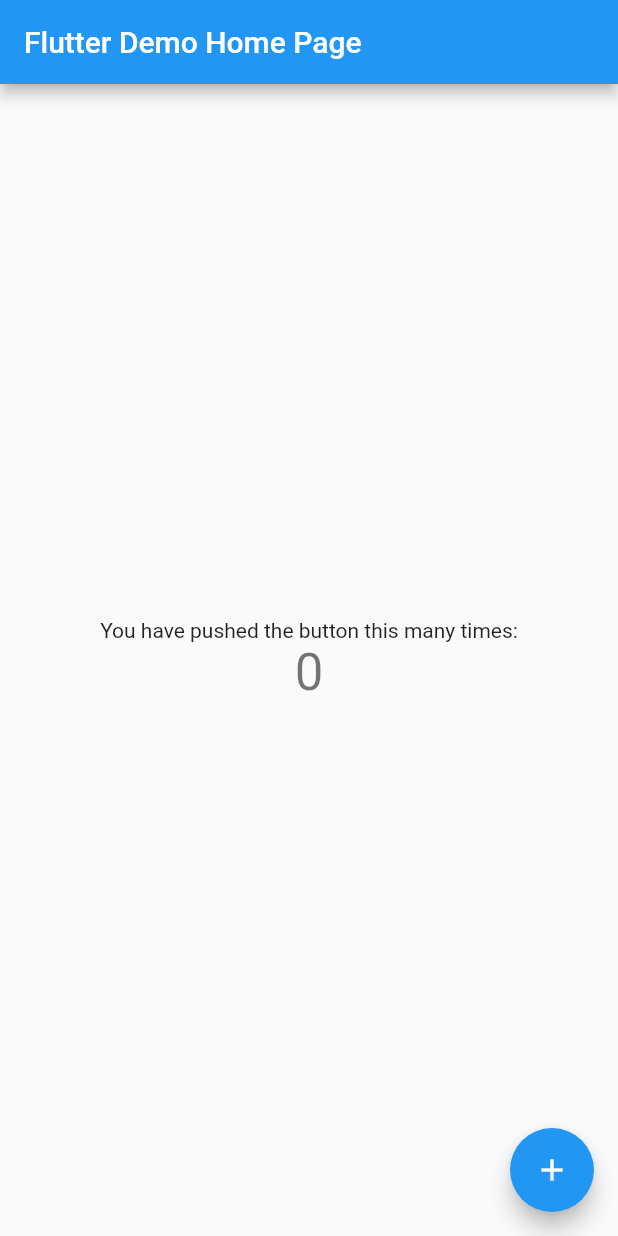
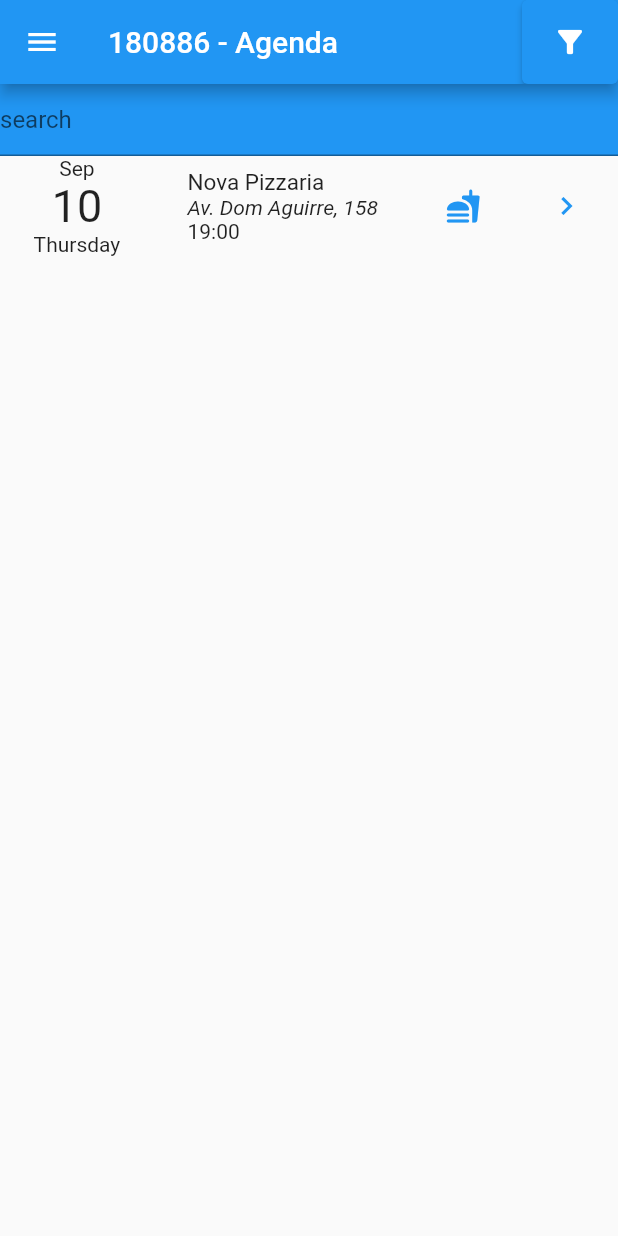
Before and after one commit to Ratanky/agenda_sub_mobile, a Flutter app: the screen it shows after launch, on a phone screen of 412 x 824 dp. Run offline on Flutter 3.47's test engine with Material 2 defaults, Android fonts, the phone set to English and light mode, and no system bars.

```diff
--- a/lib/main.dart
+++ b/lib/main.dart
@@ -1,113 +1,196 @@
 import 'package:flutter/material.dart';
+import 'package:intl/intl.dart';
 
 void main() {
-  runApp(MyApp());
+  runApp(MaterialApp(
+    home: Home(),
+  ));
 }
 
-class MyApp extends StatelessWidget {
-  // This widget is the root of your application.
+class Home extends StatefulWidget {
+  const Home({Key? key}) : super(key: key);
+
+  @override
+  _HomeState createState() => _HomeState();
+}
+
+class _HomeState extends State<Home> {
+  bool _filterShow = false;
+
+  List events = [Event1(), Event2()];
+
   @override
   Widget build(BuildContext context) {
-    return MaterialApp(
-      title: 'Flutter Demo',
-      theme: ThemeData(
-        // This is the theme of your application.
-        //
-        // Try running your application with "flutter run". You'll see the
-        // application has a blue toolbar. Then, without quitting the app, try
-        // changing the primarySwatch below to Colors.green and then invoke
-        // "hot reload" (press "r" in the console where you ran "flutter run",
-        // or simply save your changes to "hot reload" in a Flutter IDE).
-        // Notice that the counter didn't reset back to zero; the application
-        // is not restarted.
-        primarySwatch: Colors.blue,
+    return Scaffold(
+      appBar: AppBar(
+        title: Text("180886 - Agenda"),
+        actions: <Widget>[
+          ElevatedButton(
+            child: Icon(Icons.filter_alt, color: Colors.white),
+            onPressed: () {
+              setState(() {
+                _filterShow = !_filterShow;
+              });
+            },
+          ),
+        ],
       ),
-      home: MyHomePage(title: 'Flutter Demo Home Page'),
+      drawer: Drawer(
+        child: ListView(
+          padding: EdgeInsets.zero,
+          children: <Widget>[
+            DrawerHeader(
+              child: Row(
+                children: [
+                  Text("180886 - Agenda"),
+                  Text("Rene do Nascimento Correa")
+                ],
+              ),
+            )
+          ],
+        ),
+      ),
+      body: Container(
+        child: Column(
+          children: [
+            Visibility(
+                visible: _filterShow,
+                child: Container(
+                  color: Colors.black87,
+                  child: Row(
+                    mainAxisAlignment: MainAxisAlignment.spaceEvenly,
+                    children: [
+                      Column(
+                        children: [
+                          ElevatedButton(
+                              child:
+                                  Icon(Icons.local_movies, color: Colors.white),
+                              onPressed: () {},
+                              style: ElevatedButton.styleFrom(
+                                  shape: new CircleBorder())),
+                          Text(
+                            "Cinema",
+                            style: TextStyle(color: Colors.white),
+                          ),
+                        ],
+                      ),
+                      Column(
+                        children: [
+                          ElevatedButton(
+                              child: Icon(Icons.sports_basketball_rounded,
+                                  color: Colors.white),
+                              onPressed: () {},
+                              style: ElevatedButton.styleFrom(
+                                  shape: new CircleBorder())),
+                          Text(
+                            "Esports",
+                            style: TextStyle(color: Colors.white),
+                          ),
+                        ],
+                      ),
+                      Column(
+                        children: [
+                          ElevatedButton(
+                              child: Icon(Icons.music_note_rounded,
+                                  color: Colors.white),
+                              onPressed: () {},
+                              style: ElevatedButton.styleFrom(
+                                  shape: new CircleBorder())),
+                          Text(
+                            "Musica",
+                            style: TextStyle(color: Colors.white),
+                          ),
+                        ],
+                      ),
+                      Column(
+                        children: [
+                          ElevatedButton(
+                              child: Icon(Icons.fastfood_rounded,
+                                  color: Colors.white),
+                              onPressed: () {},
+                              style: ElevatedButton.styleFrom(
+                                  shape: new CircleBorder())),
+                          Text(
+                            "Comida",
+                            style: TextStyle(color: Colors.white),
+                          ),
+                        ],
+                      ),
+                    ],
+                  ),
+                )),
+            Container(
+              color: Colors.blue,
+              child: Row(
+                mainAxisAlignment: MainAxisAlignment.center,
+                children: <Widget>[
+                  Expanded(
+                    child: TextField(
+                      decoration: InputDecoration(
+                        hintText: "search",
+                      ),
+                    ),
+                  ),
+                ],
+              ),
+            ),
+            Column(
+              children: [
+                Row(
+                  mainAxisAlignment: MainAxisAlignment.spaceAround,
+                  children: [
+                    Column(
+                      children: <Widget>[
+                        Text(
+                          DateFormat('MMM').format(Event1().date),
+                          style: TextStyle(fontSize: 14),
+                        ),
+                        Text(
+                          Event1().date.day.toString(),
+                          style: TextStyle(fontSize: 30),
+                        ),
+                        Text(
+                          DateFormat('EEEE').format(Event1().date),
+                          style: TextStyle(fontSize: 14),
+                        ),
+                      ],
+                    ),
+                    Column(
+                      crossAxisAlignment: CrossAxisAlignment.start,
+                      children: [
+                        Text(Event1().title, style: TextStyle(fontSize: 15)),
+                        Text(Event1().place,
+                            style: TextStyle(
+                                fontSize: 14, fontStyle: FontStyle.italic)),
+                        Text(Event1().time, style: TextStyle(fontSize: 14))
+                      ],
+                    ),
+                    Icon(Icons.fastfood_rounded, color: Colors.blue),
+                    Icon(Icons.keyboard_arrow_right_outlined,
+                        color: Colors.blue),
+                  ],
+                )
+              ],
+            ),
+          ],
+        ),
+      ),
     );
   }
 }
 
-class MyHomePage extends StatefulWidget {
-  MyHomePage({Key? key, required this.title}) : super(key: key);
-
-  // This widget is the home page of your application. It is stateful, meaning
-  // that it has a State object (defined below) that contains fields that affect
-  // how it looks.
-
-  // This class is the configuration for the state. It holds the values (in this
-  // case the title) provided by the parent (in this case the App widget) and
-  // used by the build method of the State. Fields in a Widget subclass are
-  // always marked "final".
-
-  final String title;
-
-  @override
-  _MyHomePageState createState() => _MyHomePageState();
+class Event1 {
+  var title = "Nova Pizzaria";
+  var date = DateTime.utc(2020, 9, 10);
+  var type = "Comida";
+  var place = "Av. Dom Aguirre, 158";
+  var time = "19:00";
 }
 
-class _MyHomePageState extends State<MyHomePage> {
-  int _counter = 0;
-
-  void _incrementCounter() {
-    setState(() {
-      // This call to setState tells the Flutter framework that something has
-      // changed in this State, which causes it to rerun the build method below
-      // so that the display can reflect the updated values. If we changed
-      // _counter without calling setState(), then the build method would not be
-      // called again, and so nothing would appear to happen.
-      _counter++;
-    });
-  }
-
-  @override
-  Widget build(BuildContext context) {
-    // This method is rerun every time setState is called, for instance as done
-    // by the _incrementCounter method above.
-    //
-    // The Flutter framework has been optimized to make rerunning build methods
-    // fast, so that you can just rebuild anything that needs updating rather
-    // than having to individually change instances of widgets.
-    return Scaffold(
-      appBar: AppBar(
-        // Here we take the value from the MyHomePage object that was created by
-        // the App.build method, and use it to set our appbar title.
-        title: Text(widget.title),
-      ),
-      body: Center(
-        // Center is a layout widget. It takes a single child and positions it
-        // in the middle of the parent.
-        child: Column(
-          // Column is also a layout widget. It takes a list of children and
-          // arranges them vertically. By default, it sizes itself to fit its
-          // children horizontally, and tries to be as tall as its parent.
-          //
-          // Invoke "debug painting" (press "p" in the console, choose the
-          // "Toggle Debug Paint" action from the Flutter Inspector in Android
-          // Studio, or the "Toggle Debug Paint" command in Visual Studio Code)
-          // to see the wireframe for each widget.
-          //
-          // Column has various properties to control how it sizes itself and
-          // how it positions its children. Here we use mainAxisAlignment to
-          // center the children vertically; the main axis here is the vertical
-          // axis because Columns are vertical (the cross axis would be
-          // horizontal).
-          mainAxisAlignment: MainAxisAlignment.center,
-          children: <Widget>[
-            Text(
-              'You have pushed the button this many times:',
-            ),
-            Text(
-              '$_counter',
-              style: Theme.of(context).textTheme.headline4,
-            ),
-          ],
-        ),
-      ),
-      floatingActionButton: FloatingActionButton(
-        onPressed: _incrementCounter,
-        tooltip: 'Increment',
-        child: Icon(Icons.add),
-      ), // This trailing comma makes auto-formatting nicer for build methods.
-    );
-  }
+class Event2 {
+  var title = "Star Wars VI - Return of Jedi";
+  var date = DateTime.utc(1983, 8, 6);
+  var type = "Cinema";
+  var place = "Shopping Iguatemi - Cineflix";
+  var time = "22:00";
 }
--- a/pubspec.yaml
+++ b/pubspec.yaml
@@ -28,6 +28,7 @@ dependencies:
   # The following adds the Cupertino Icons font to your application.
   # Use with the CupertinoIcons class for iOS style icons.
   cupertino_icons: ^1.0.2
+  intl: ^0.17.0
 
 dev_dependencies:
   flutter_test:
```
Also changed, not shown: pubspec.lock, 4 other files.
